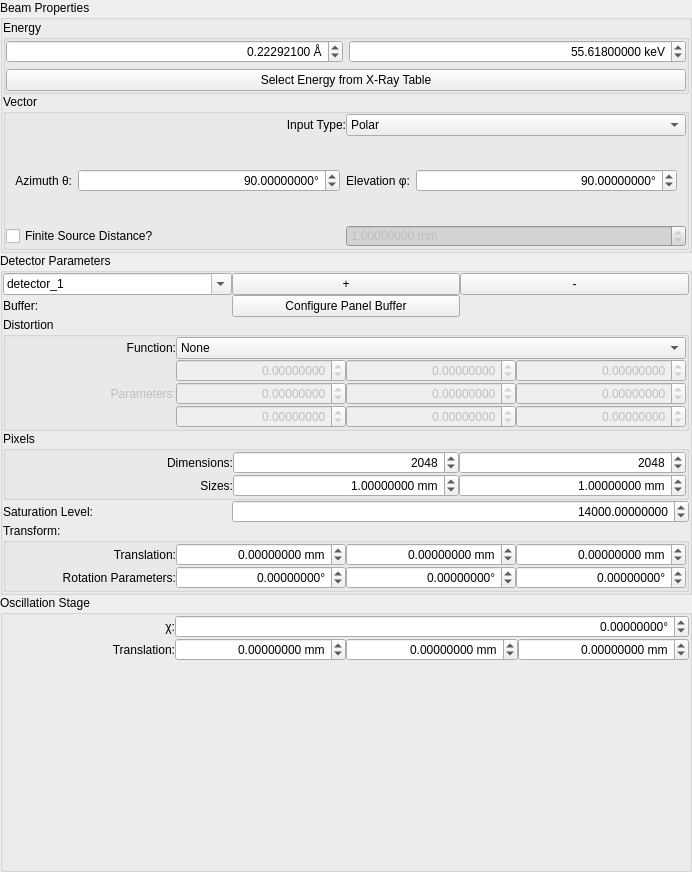
HEXRD/hexrdgui, file hexrdgui/resources/ui/instrument_form_view_widget.ui: the form before one commit.
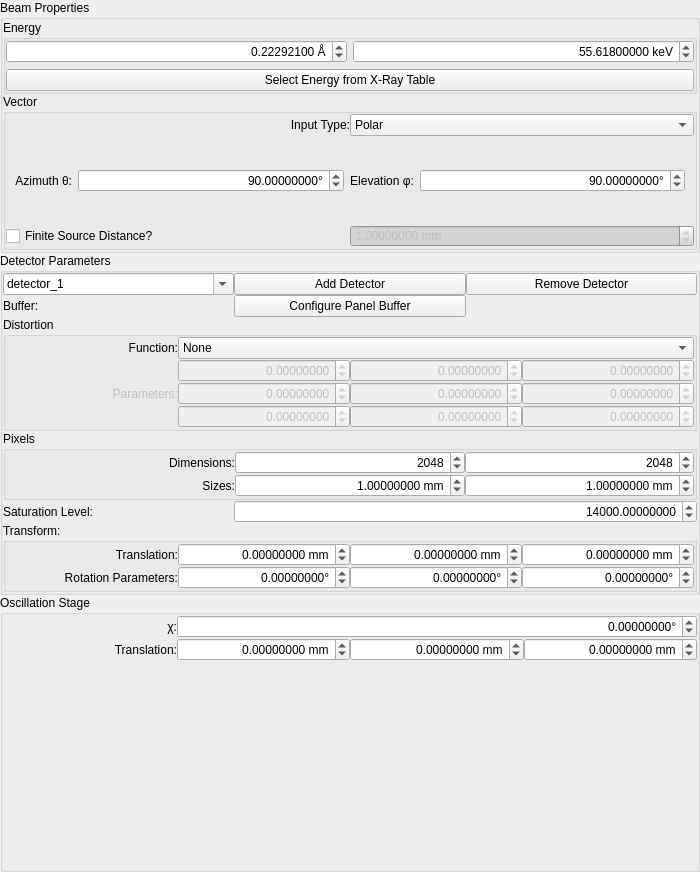
The form after the commit. Custom widgets are drawn as their Qt base class.

Commit message: Change form view detector options from "+/-" to "add/remove"

```diff
--- a/hexrdgui/resources/ui/instrument_form_view_widget.ui
+++ b/hexrdgui/resources/ui/instrument_form_view_widget.ui
@@ -6,7 +6,7 @@
    <rect>
     <x>0</x>
     <y>0</y>
-    <width>692</width>
+    <width>700</width>
     <height>872</height>
    </rect>
   </property>
@@ -1074,7 +1074,7 @@
       <item row="0" column="1">
        <widget class="QPushButton" name="cal_det_add">
         <property name="text">
-         <string>+</string>
+         <string>Add Detector</string>
         </property>
        </widget>
       </item>
@@ -1219,7 +1219,7 @@
       <item row="0" column="2">
        <widget class="QPushButton" name="cal_det_remove">
         <property name="text">
-         <string>-</string>
+         <string>Remove Detector</string>
         </property>
        </widget>
       </item>
```
